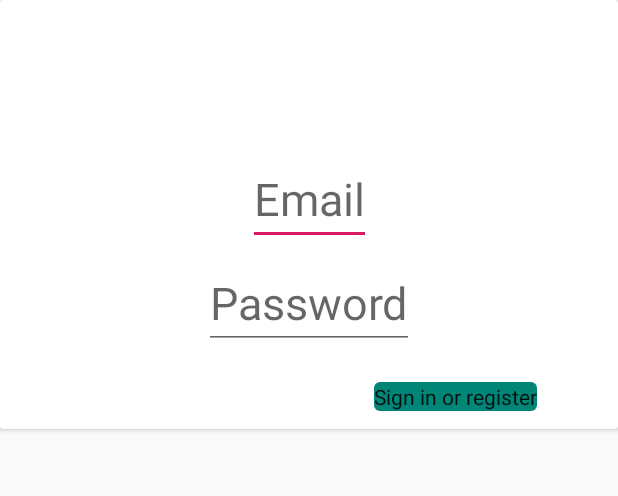
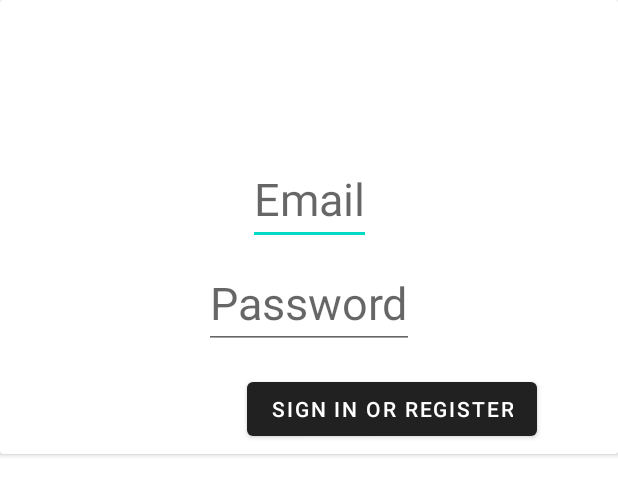
Before and after one commit to polytechlyon-5a-2019-android/polytechlyon-5a-2019-android-projet-AntoineGanne, an Android app: the layout fragment_login.xml on its own in the app's theme, with its tools: preview values and no code run, on a phone screen of 412 x 824 dp. Shown: the top 496 px of the screen. Run offline under Robolectric (Android 15) with nearby library versions, the phone set to English and light mode, and no system bars.

Commit message:
[correctif] login

```diff
--- a/app/build.gradle
+++ b/app/build.gradle
@@ -40,6 +40,7 @@ dependencies {
     implementation 'androidx.constraintlayout:constraintlayout:1.1.3'
     implementation 'com.google.android.material:material:1.0.0'
     implementation 'androidx.legacy:legacy-support-v4:1.0.0'
+    implementation 'androidx.lifecycle:lifecycle-viewmodel-ktx:2.1.0'
     kapt "com.google.dagger:dagger-compiler:2.25.2"
     implementation 'androidx.lifecycle:lifecycle-extensions:2.1.0'
     testImplementation 'junit:junit:4.12'
--- a/app/src/main/AndroidManifest.xml
+++ b/app/src/main/AndroidManifest.xml
@@ -10,7 +10,7 @@
         android:label="@string/app_name"
         android:roundIcon="@mipmap/ic_launcher_round"
         android:supportsRtl="true"
-        android:theme="@style/AppTheme">
+        android:theme="@style/Theme.MaterialComponents.Light.DarkActionBar">
         <activity
             android:name=".MainActivity"
             android:label="@string/app_name">
--- a/app/src/main/java/com/popo/untitledandroidproject/ui/login/LoginFragment.kt
+++ b/app/src/main/java/com/popo/untitledandroidproject/ui/login/LoginFragment.kt
@@ -86,8 +86,8 @@ class LoginFragment : Fragment() {
 
         username?.afterTextChanged {
             loginViewModel.loginDataChanged(
-                username?.text.toString(),
-                password?.text.toString()
+                username.text.toString(),
+                password.text.toString()
             )
         }
 
--- a/app/src/main/res/layout/fragment_login.xml
+++ b/app/src/main/res/layout/fragment_login.xml
@@ -32,6 +32,7 @@
                android:selectAllOnFocus="true"
                android:singleLine="false"
                android:textSize="30sp"
+               android:text="@={viewModel.user.email}"
                app:layout_constraintEnd_toEndOf="parent"
                app:layout_constraintStart_toStartOf="parent"
                app:layout_constraintTop_toTopOf="parent" />
@@ -45,6 +46,7 @@
                android:layout_marginEnd="24dp"
 
                android:hint="@string/prompt_password"
+               android:text="@={viewModel.user.password}"
                android:imeActionLabel="@string/action_sign_in_short"
                android:imeOptions="actionDone"
                android:inputType="textPassword"
@@ -67,7 +69,10 @@
                android:text="@string/action_sign_in"
                android:textSize="14sp"
                app:layout_constraintRight_toRightOf="parent"
-               app:layout_constraintTop_toBottomOf="@+id/password" />
+               app:layout_constraintTop_toBottomOf="@+id/password"
+               android:onClick="@{() -> viewModel.onValidateLogin()"
+               android:enabled="true"
+               />
 
            <ProgressBar
                android:id="@+id/loading"
```
Also changed, not shown: app/src/main/java/com/popo/untitledandroidproject/ui/login/LoginViewModel.kt (+17 -6 lines), 1 other file.
